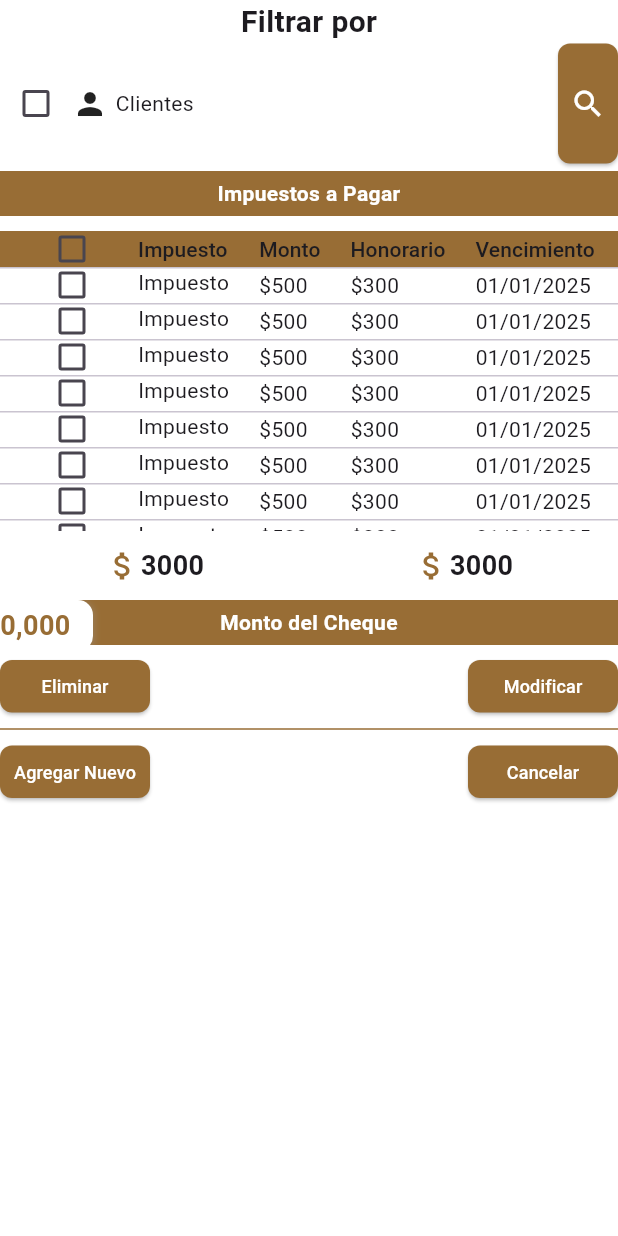
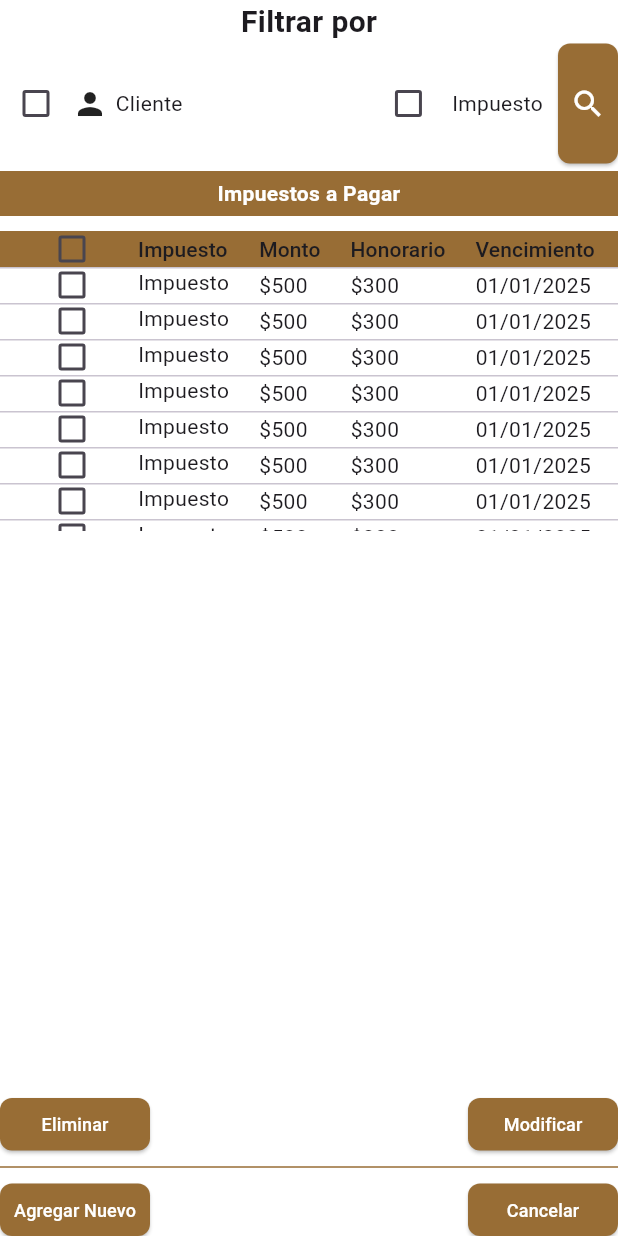
Before and after one commit to AryGimenez/Proyecto-EstudioContable-, a Flutter app: the DepositsScreen screen opened directly, on a phone screen of 412 x 824 dp. Run offline on Flutter 3.47's test engine with Material 3 defaults, Android fonts, the phone set to English and light mode, and no system bars.

Commit message:
Cambié la ventana depositos sacandole la linea de abajo y el monto cheque, le agregue el filtrar por impuesto

```diff
--- a/frontend/flutter_gestion_contable/lib/screensy/deposits/deposits_handler.dart
+++ b/frontend/flutter_gestion_contable/lib/screensy/deposits/deposits_handler.dart
@@ -3,6 +3,8 @@ import 'package:flutter/material.dart';
 class DepositsHandler extends ChangeNotifier {
   // Estado para la casilla de "Clientes"
   bool isClientsChecked = false;
+
+  bool isImpuestoChecked = false;
 
   // Lista para controlar la selección de las filas
   List<bool> selectedRows = List.generate(10, (index) => false);
@@ -10,6 +12,11 @@ class DepositsHandler extends ChangeNotifier {
   // Método para alternar el estado de la casilla de "Clientes"
   void toggleClientsChecked(bool value) {
     isClientsChecked = value;
+    notifyListeners(); // Notifica el cambio a la UI
+  }
+
+   void toggleImpuestoChecked(bool value) {
+    isImpuestoChecked = value;
     notifyListeners(); // Notifica el cambio a la UI
   }
 
--- a/frontend/flutter_gestion_contable/lib/screensy/deposits/deposits_screen.dart
+++ b/frontend/flutter_gestion_contable/lib/screensy/deposits/deposits_screen.dart
@@ -10,7 +10,8 @@ class DepositsScreen extends StatefulWidget {
 }
 
 class _DepositsScreenState extends State<DepositsScreen> {
-  final DepositsHandler _handler = DepositsHandler(); // Instancia de DepositsHandler para manejar el estado
+  final DepositsHandler _handler =
+      DepositsHandler(); // Instancia de DepositsHandler para manejar el estado
 
   @override
   Widget build(BuildContext context) {
@@ -36,13 +37,26 @@ class _DepositsScreenState extends State<DepositsScreen> {
                         value: _handler.isClientsChecked,
                         onChanged: (bool? value) {
                           setState(() {
-                            _handler.toggleClientsChecked(value ?? false); // Llamamos al método del handler para cambiar el estado de "Clientes"
+                            _handler.toggleClientsChecked(value ??
+                                false); // Llamamos al método del handler para cambiar el estado de "Clientes"
                           });
                         },
                       ),
                       Icon(Icons.person),
                       SizedBox(width: 5),
-                      Text('Clientes'),
+                      Text('Cliente'),
+                      Spacer(),
+                      Checkbox(
+                        value: _handler.isImpuestoChecked,
+                        onChanged: (bool? value) {
+                          setState(() {
+                            _handler.toggleImpuestoChecked(value ??
+                                false); // Llamamos al método del handler para cambiar el estado de "Clientes"
+                          });
+                        },
+                      ),
+                      SizedBox(width: 5),
+                      Text('Impuesto'),
                     ],
                   ),
                 ),
@@ -65,9 +79,7 @@ class _DepositsScreenState extends State<DepositsScreen> {
             _buildImpuestosPagarLine(), // Línea para "Impuestos a Pagar"
             SizedBox(height: 10),
             _buildDataTableWithTotal(), // Función para mostrar la tabla con los totales
-            SizedBox(height: 10),
-            _buildMontoDelChequeLine(), // Línea para mostrar el monto del cheque
-            SizedBox(height: 10),
+            Spacer(),
             _buildActionButtonsRow(), // Fila con botones de acción: Eliminar y Modificar
             SizedBox(height: 10),
             _buildHorizontalLine(), // Línea horizontal de separación
@@ -88,33 +100,9 @@ class _DepositsScreenState extends State<DepositsScreen> {
           height: 200,
           child: SingleChildScrollView(
             scrollDirection: Axis.vertical,
-            child: _buildDataTable(), // Llamada a la función que crea la tabla de datos
+            child:
+                _buildDataTable(), // Llamada a la función que crea la tabla de datos
           ),
-        ),
-        SizedBox(height: 10),
-        _buildMoneyRow(), // Fila con los totales de montos
-      ],
-    );
-  }
-
-  // Fila con los totales de montos (Ejemplo de dinero)
-  Widget _buildMoneyRow() {
-    return Row(
-      mainAxisAlignment: MainAxisAlignment.spaceAround,
-      children: [
-        Row(
-          children: [
-            Icon(Icons.attach_money, color: AppColors.primary),
-            Text('3000',
-                style: TextStyle(fontSize: 18, fontWeight: FontWeight.bold)),
-          ],
-        ),
-        Row(
-          children: [
-            Icon(Icons.attach_money, color: AppColors.primary),
-            Text('3000',
-                style: TextStyle(fontSize: 18, fontWeight: FontWeight.bold)),
-          ],
         ),
       ],
     );
@@ -132,55 +120,6 @@ class _DepositsScreenState extends State<DepositsScreen> {
             fontSize: 14, fontWeight: FontWeight.bold, color: Colors.white),
         textAlign: TextAlign.center,
       ),
-    );
-  }
-
-  // Función que construye la línea para "Monto del Cheque"
-  Widget _buildMontoDelChequeLine() {
-    return Stack(
-      children: [
-        Container(
-          width: double.infinity,
-          padding: EdgeInsets.all(5),
-          color: AppColors.primary,
-          child: Text(
-            'Monto del Cheque',
-            style: TextStyle(
-                fontSize: 14, fontWeight: FontWeight.bold, color: Colors.white),
-            textAlign: TextAlign.center,
-          ),
-        ),
-        Positioned(
-          right: 350,
-          child: Container(
-              padding: EdgeInsets.symmetric(horizontal: 15, vertical: 4),
-              decoration: BoxDecoration(
-                color: Colors.white,
-                borderRadius: BorderRadius.circular(10),
-                boxShadow: [
-                  BoxShadow(
-                    color: Colors.grey.withOpacity(0.3),
-                    spreadRadius: 1,
-                    blurRadius: 3,
-                    offset: Offset(0, 1),
-                  ),
-                ],
-              ),
-              child: Row(
-                children: [
-                  Icon(Icons.attach_money, color: AppColors.primary),
-                  Text(
-                    '30,000',
-                    style: TextStyle(
-                      fontSize: 18,
-                      fontWeight: FontWeight.bold,
-                      color: AppColors.primary,
-                    ),
-                  ),
-                ],
-              )),
-        ),
-      ],
     );
   }
 
@@ -203,9 +142,11 @@ class _DepositsScreenState extends State<DepositsScreen> {
                   onChanged: (bool? value) {
                     setState(() {
                       if (value ?? false) {
-                        _handler.selectAllRows(); // Selecciona todas las filas si se marca la casilla
+                        _handler
+                            .selectAllRows(); // Selecciona todas las filas si se marca la casilla
                       } else {
-                        _handler.deselectAllRows(); // Deselecciona todas las filas si se desmarca la casilla
+                        _handler
+                            .deselectAllRows(); // Deselecciona todas las filas si se desmarca la casilla
                       }
                     });
                   },
@@ -227,7 +168,8 @@ class _DepositsScreenState extends State<DepositsScreen> {
                   value: _handler.selectedRows[index],
                   onChanged: (bool? value) {
                     setState(() {
-                      _handler.toggleRowSelection(index, value); // Llamamos al método para alternar la selección de la fila
+                      _handler.toggleRowSelection(index,
+                          value); // Llamamos al método para alternar la selección de la fila
                     });
                   },
                 ),
@@ -253,7 +195,8 @@ class _DepositsScreenState extends State<DepositsScreen> {
           height: 35,
           child: ElevatedButton(
             onPressed: () {
-              _handler.eliminarSeleccionados(); // Llamamos al método para eliminar los elementos seleccionados
+              _handler
+                  .eliminarSeleccionados(); // Llamamos al método para eliminar los elementos seleccionados
             },
             style: ElevatedButton.styleFrom(
               backgroundColor: AppColors.primary,
@@ -270,7 +213,8 @@ class _DepositsScreenState extends State<DepositsScreen> {
           height: 35,
           child: ElevatedButton(
             onPressed: () {
-              _handler.modificarSeleccionados(); // Llamamos al método para modificar los elementos seleccionados
+              _handler
+                  .modificarSeleccionados(); // Llamamos al método para modificar los elementos seleccionados
             },
             style: ElevatedButton.styleFrom(
               backgroundColor: AppColors.primary,
@@ -304,7 +248,8 @@ class _DepositsScreenState extends State<DepositsScreen> {
           height: 35,
           child: ElevatedButton(
             onPressed: () {
-              _handler.agregarNuevo(); // Llamamos al método para agregar un nuevo depósito
+              _handler
+                  .agregarNuevo(); // Llamamos al método para agregar un nuevo depósito
             },
             style: ElevatedButton.styleFrom(
               backgroundColor: AppColors.primary,
@@ -321,7 +266,8 @@ class _DepositsScreenState extends State<DepositsScreen> {
           height: 35,
           child: ElevatedButton(
             onPressed: () {
-              _handler.cancelarAccion(); // Llamamos al método para cancelar la acción
+              _handler
+                  .cancelarAccion(); // Llamamos al método para cancelar la acción
             },
             style: ElevatedButton.styleFrom(
               backgroundColor: AppColors.primary,
```
